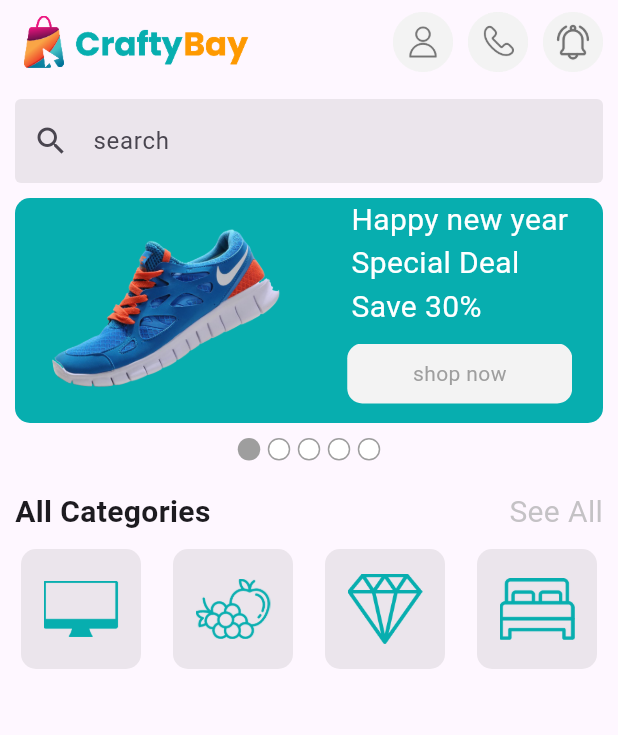
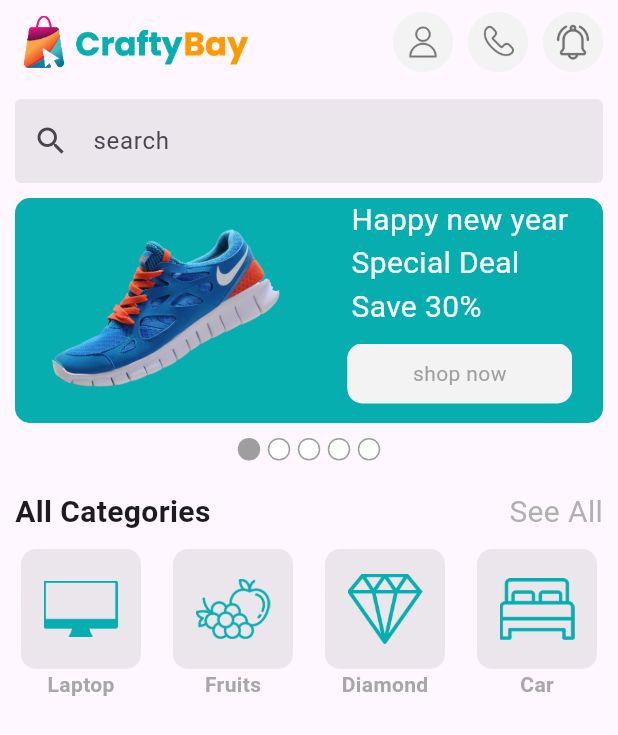
Before and after one commit to RimonChakma/figma_to_flutter_ui, a Flutter app: the screen it shows after launch, on a phone screen of 412 x 824 dp. Shown: the top 735 px of the screen. Run offline on Flutter 3.47's test engine with Material 3 defaults, Android fonts, the phone set to English and light mode, and no system bars.

Commit message:
imageName added

```diff
--- a/lib/main.dart
+++ b/lib/main.dart
@@ -22,12 +22,13 @@ class HomeScreen extends StatelessWidget {
   @override
   Widget build(BuildContext context) {
 
-    List<String> imageFile = [
-      "assets/homeScreen/laptop.png",
-      "assets/homeScreen/fruits.png",
-      "assets/homeScreen/diamond.png",
-      "assets/homeScreen/car.png",
+    List<Map<String, String>> imageFile = [
+      {"path": "assets/homeScreen/laptop.png", "name": "Laptop"},
+      {"path": "assets/homeScreen/fruits.png", "name": "Fruits"},
+      {"path": "assets/homeScreen/diamond.png", "name": "Diamond"},
+      {"path": "assets/homeScreen/car.png", "name": "Car"},
     ];
+
 
 
     return Scaffold(
@@ -141,7 +142,7 @@ class HomeScreen extends StatelessWidget {
                   ),
                   Text(
                     "See All",
-                    style: TextStyle(color: Colors.grey.withOpacity(0.6), fontSize: 20),
+                    style: TextStyle(color: Colors.grey.withOpacity(0.8), fontSize: 20),
                   ),
                 ],
               ),
@@ -149,8 +150,10 @@ class HomeScreen extends StatelessWidget {
 
               Row(
                 mainAxisAlignment: MainAxisAlignment.spaceBetween,
-                children: imageFile.map((path) {
-                  return Container(
+                children: imageFile.map((file) {
+                  return Column(
+                    children: [
+                      Container(
                         height: 80,
                         width: 80,
                         margin: EdgeInsets.symmetric(horizontal: 4),
@@ -158,15 +161,21 @@ class HomeScreen extends StatelessWidget {
                           color: Colors.grey.withOpacity(0.2),
                           borderRadius: BorderRadius.circular(10),
                         ),
-                    child: Center(
+                        child:
+                            Center(
                               child: Image.asset(
-                        path,
+                                file['path']!,
                                 height: 50,
                                 width: 50,
                               ),
                             ),
+                      ),
+                      Text(file["name"]!,style: TextStyle(color: Colors.grey.withOpacity(0.9),fontWeight: FontWeight.w700))
+                    ],
                   );
+
                 }).toList(),
+
               ),
 
             ],
```
Lines whose indentation alone changed are shown as unchanged.
